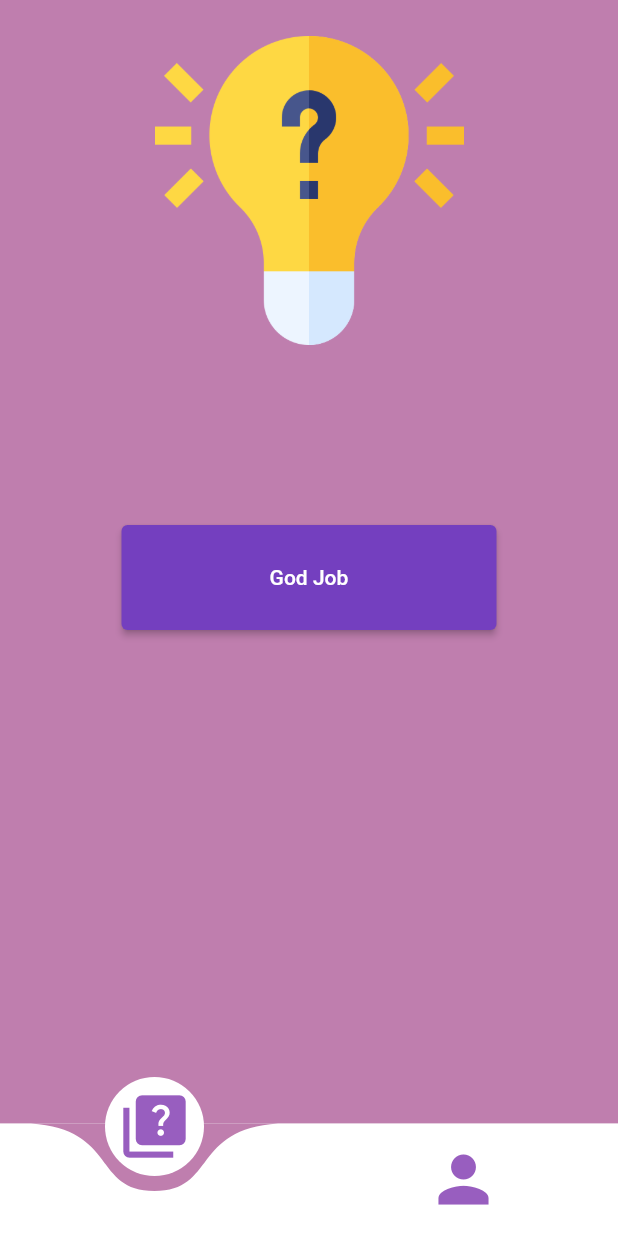
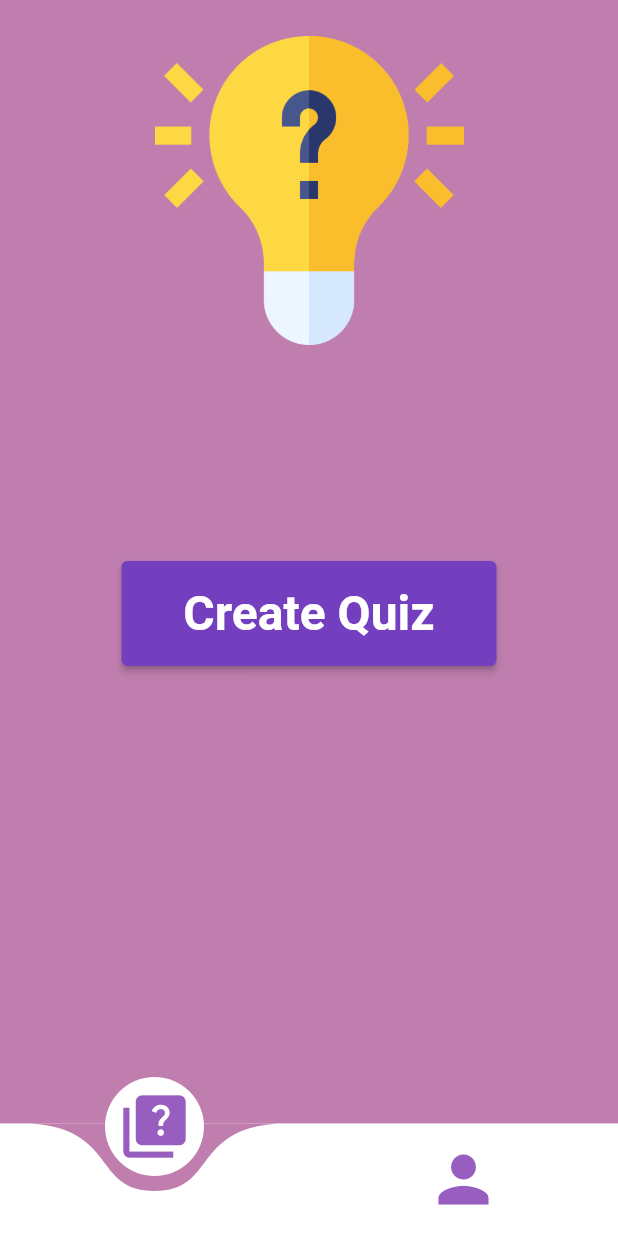
Before and after one commit to nagaoka-thiago/quiz_snowman_app, a Flutter app: the screen it shows after launch, on a phone screen of 412 x 824 dp. Run offline on Flutter 3.47's test engine with Material 2 defaults, Android fonts, the light colour scheme and no system bars; drawn by our look-alikes of curved_navigation_bar; Roboto replaces fonts that are missing (Roboto Mono).

Commit message:
button_updade
Global button ready for use

```diff
--- a/lib/widgets/global/global_button.dart
+++ b/lib/widgets/global/global_button.dart
@@ -1,9 +1,9 @@
 import 'package:flutter/material.dart';
 
 class GlobalButton extends StatefulWidget {
-  final Function() onChanged;
+  final Function() onPressed;
   final String text;
-  const GlobalButton({Key? key, required this.onChanged, required this.text})
+  const GlobalButton({Key? key, required this.onPressed, required this.text})
       : super(key: key);
 
   @override
@@ -14,11 +14,17 @@ class _GlobalButtonState extends State<GlobalButton> {
   @override
   Widget build(BuildContext context) {
     return ElevatedButton(
-        style: ElevatedButton.styleFrom(
+      style: ElevatedButton.styleFrom(
           primary: const Color.fromARGB(255, 116, 63, 191),
-          fixedSize: const Size(250, 70)
-        ),
-        onPressed: widget.onChanged,
-        child: Text(widget.text));
+          fixedSize: const Size(250, 70)),
+      onPressed: widget.onPressed,
+      child: Text(
+        widget.text,
+        style: const TextStyle(
+            fontWeight: FontWeight.bold,
+            fontSize: 32,
+            fontFamily: 'Roboto Mono'),
+      ),
+    );
   }
 }
--- a/lib/widgets/mainpage_widgets/main_body.dart
+++ b/lib/widgets/mainpage_widgets/main_body.dart
@@ -1,26 +1,17 @@
 import 'package:flutter/material.dart';
-import 'package:getwidget/components/dropdown/gf_dropdown.dart';
-import 'package:quiz_snowman_app/widgets/global/dropdown_list.dart';
 
 import '../global/global_button.dart';
 
 class MainPageBody extends StatefulWidget {
   const MainPageBody({Key? key}) : super(key: key);
 
-
   @override
-
   State<MainPageBody> createState() => _MainPageBodyState();
 }
 
 class _MainPageBodyState extends State<MainPageBody> {
   @override
-
   Widget build(BuildContext context) {
-
-    String dropdown;
-
-
     return Container(
       color: const Color.fromARGB(255, 191, 126, 174),
       child: Expanded(
@@ -44,7 +35,13 @@ class _MainPageBodyState extends State<MainPageBody> {
             const Padding(
               padding: EdgeInsets.all(16),
             ),
-            GlobalButton(onChanged: () {  }, text: 'God Job',)
+            Padding(
+              padding: const EdgeInsets.all(24),
+              child: GlobalButton(
+                text: 'Create Quiz',
+                onPressed: () {},
+              ),
+            )
           ],
         ),
       ),
```
Also changed, not shown: lib/widgets/global/dropdown_list.dart (+18 -0 lines), pubspec.yaml (+11 -11 lines).
